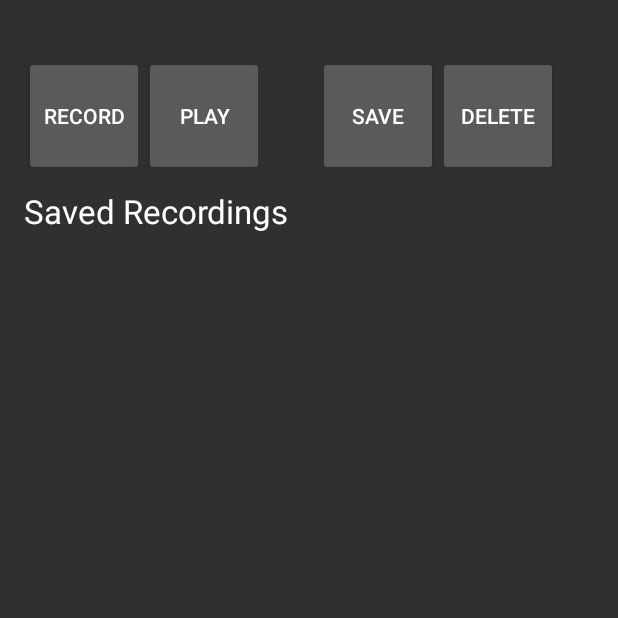
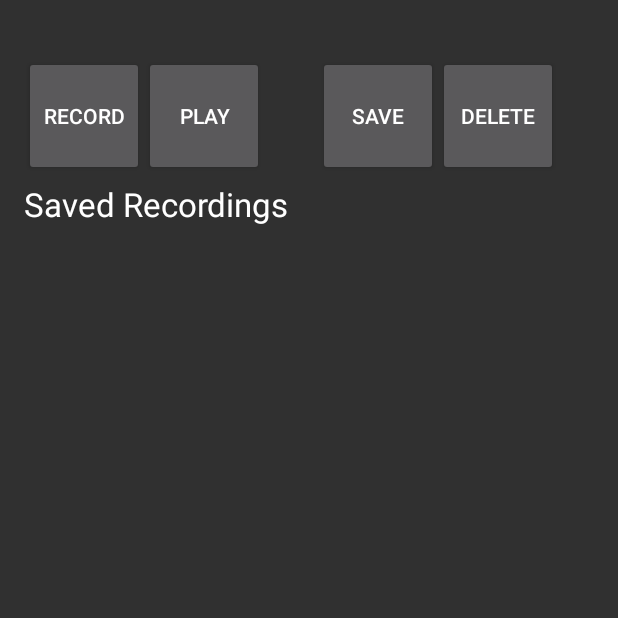
Before and after one commit to NicLew/Chordinate, an Android app: the RecordActivity screen opened directly, with no data from a screen before it, on a phone screen of 412 x 824 dp, the top half of it. Run offline under Robolectric (Android 15) with nearby library versions, the light colour scheme and no system bars; 2 statements that could not run were skipped.

Commit message:
Can display an item in listview, but displays twice and doesn't persist.

```diff
--- a/app/src/main/java/edu/pacificu/chordinate/chordinate/RecordActivity.java
+++ b/app/src/main/java/edu/pacificu/chordinate/chordinate/RecordActivity.java
@@ -12,7 +12,10 @@ import android.widget.Button;
 
 import android.util.Log;
 import android.media.MediaPlayer;
+import android.widget.ListView;
 import android.widget.Toast;
+
+import org.json.JSONArray;
 
 import java.io.File;
 import java.io.FileInputStream;
@@ -38,6 +41,8 @@ public class RecordActivity extends AppCompatActivity {
     // saved recordings part:
     private ArrayList<SavedRecording> mSavedFiles = new ArrayList<SavedRecording>();
     //int mNumRec = 0;
+    //SavedRecordingsAdapter mAdapter = new SavedRecordingsAdapter(this, mSavedFiles);
+
 
     //private File mSavedRecFile = new File("saved_rec_file");
     private String FILENAME = "saved_rec_file";
@@ -47,6 +52,12 @@ public class RecordActivity extends AppCompatActivity {
     protected void onCreate(Bundle savedInstanceState) {
         super.onCreate(savedInstanceState);
         setContentView(R.layout.activity_record);
+
+
+        final SavedRecordingsAdapter adapter = new SavedRecordingsAdapter(this, mSavedFiles);
+        // Attach the adapter to a ListView
+        ListView listView = (ListView) findViewById(R.id.savedRecordingsList);
+        listView.setAdapter(adapter);
 
 //        FileInputStream fin = openFileInput(FILENAME);
 //        //fin.read();
@@ -77,6 +88,7 @@ public class RecordActivity extends AppCompatActivity {
         saveButton.setOnClickListener(new View.OnClickListener() {
             @Override
             public void onClick(View v) {
+                adapter.add(mSavedFiles.get(mSavedFiles.size() - 1)); //////////////////////////////////////// add to listview, why added twice?
                 RecordActivity.this.onSaveButtonClick(v);
             }
         });
@@ -167,6 +179,15 @@ public class RecordActivity extends AppCompatActivity {
             FileOutputStream fileOutput = openFileOutput(FILENAME, MODE_APPEND);
             fileOutput.write(mData.getBytes());
             fileOutput.close();
+
+            //mAdapter.add(mSavedFiles.get(mSavedFiles.size() - 1));
+            // Or even append an entire new collection
+            // Fetching some data, data has now returned
+            // If data was JSON, convert to ArrayList of User objects.
+            //JSONArray jsonArray = ...;
+            //ArrayList<SavedRecording> newUsers = SavedRecording.fromJson(jsonArray);
+           // mAdapter.addAll(newUsers);
+
             Toast.makeText(getBaseContext(),"Recording Saved",Toast.LENGTH_SHORT).show();
         }
 
--- a/app/src/main/res/layout/activity_record.xml
+++ b/app/src/main/res/layout/activity_record.xml
@@ -28,7 +28,7 @@
 
     <ListView
         android:layout_width="wrap_content"
-        android:layout_height="wrap_content"
+        android:layout_height="match_parent"
         android:id="@+id/savedRecordingsList"
         android:layout_alignParentBottom="true"
         android:layout_alignParentLeft="true"
@@ -38,9 +38,7 @@
         android:layout_marginTop="135dp"
         android:layout_marginLeft="0dp"
         android:layout_marginRight="0dp"
-        android:nestedScrollingEnabled="false"
-        android:layout_alignParentEnd="true"
-        android:scrollIndicators="right" />
+        android:layout_alignParentEnd="true" />
 
     <TextView
         android:layout_width="wrap_content"
@@ -50,7 +48,7 @@
         android:id="@+id/listTitleText"
         android:layout_alignParentRight="true"
         android:layout_alignParentEnd="true"
-        android:layout_marginTop="110dp"
+        android:layout_marginTop="105dp"
         android:layout_marginRight="0dp"
         android:layout_alignParentLeft="true"
         android:layout_alignParentStart="true"
```
Also changed, not shown: app/src/main/java/edu/pacificu/chordinate/chordinate/SavedRecording.java (+10 -0 lines).
